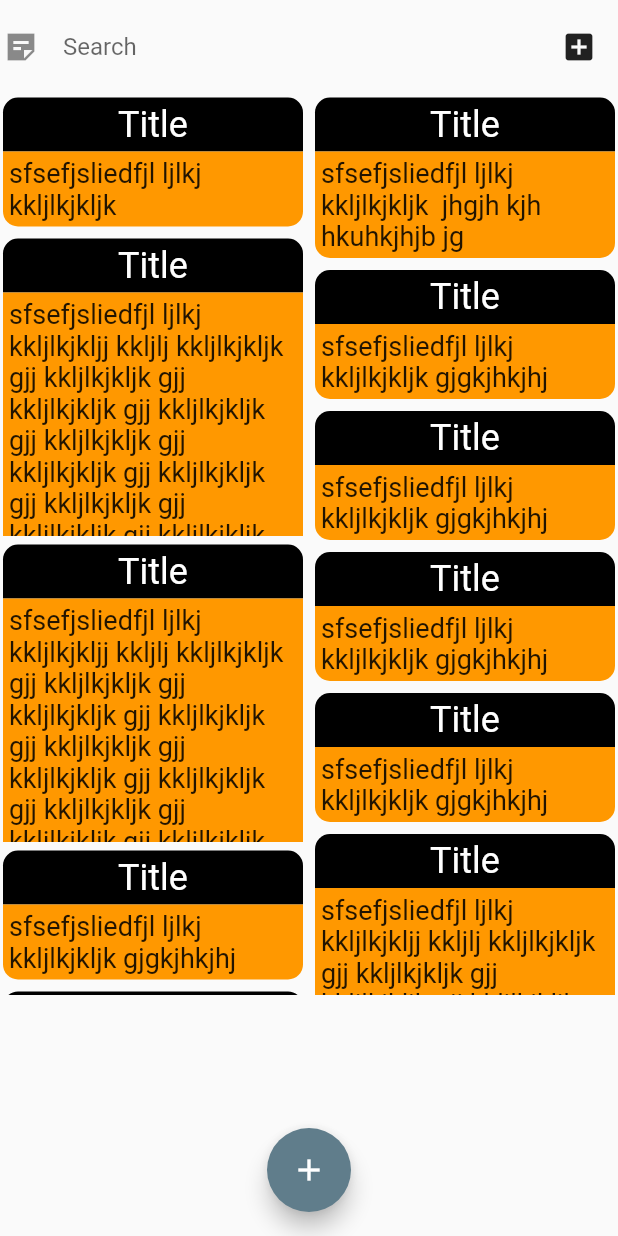
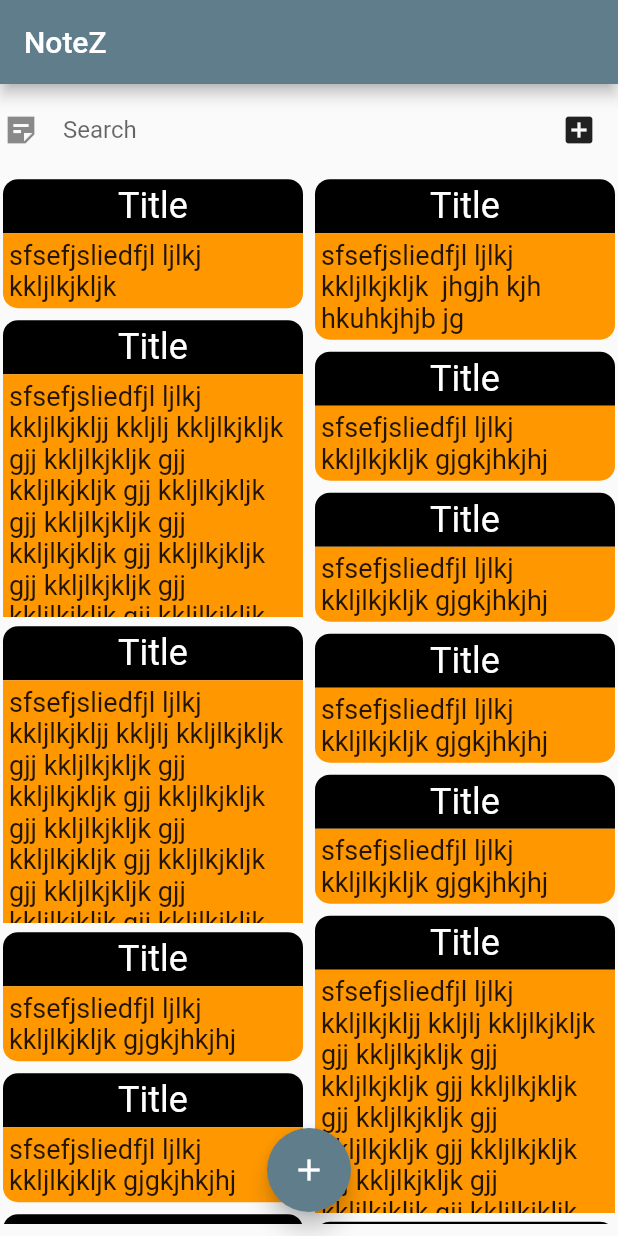
Before and after one commit to Sujoy-2811/notez_app, a Flutter app: the screen it shows after launch, on a phone screen of 412 x 824 dp. Run offline on Flutter 3.47's test engine with Material 2 defaults, Android fonts, the phone set to English and light mode, and no system bars.

Commit message:
save point

```diff
--- a/lib/main.dart
+++ b/lib/main.dart
@@ -1,5 +1,6 @@
 import 'package:flutter/material.dart';
 import 'package:notez_app/provider/notesData.dart';
+import 'package:notez_app/screen/newNote.dart';
 import 'package:provider/provider.dart';
 import './screen/homePage.dart';
 
@@ -19,6 +20,9 @@ class MyApp extends StatelessWidget {
           primarySwatch: Colors.blueGrey,
         ),
         home: MyHomePage(),
+        routes: {
+          NewNote.route: (ctx) => NewNote(),
+        },
       ),
     );
   }
--- a/lib/screen/homePage.dart
+++ b/lib/screen/homePage.dart
@@ -1,6 +1,7 @@
 import 'package:flutter/material.dart';
 import 'package:flutter_staggered_grid_view/flutter_staggered_grid_view.dart';
 import 'package:notez_app/provider/notesData.dart';
+import 'package:notez_app/screen/newNote.dart';
 import 'package:notez_app/widget/customAppBar.dart';
 
 import 'package:notez_app/widget/note.dart';
@@ -13,22 +14,38 @@ class MyHomePage extends StatelessWidget {
   //   // 'sfsefjsliedfjl ljlkj kkljlkjkljj kkljlj kkljlkjkljk gjj kkljlkjkljk gjj kkljlkjkljk gjj kkljlkjkljk gjj kkljlkjkljk gjj kkljlkjkljk gjj kkljlkjkljk gjj kkljlkjkljk gjj kkljlkjkljk gjj kkljlkjkljk gjj kkljlkjkljk gjj kkljlkjkljk gjj kkljlkjkljk gjkjkljk gjj kkljlkjkljk gjj kkljlkjkljk gjj kkljlkjkljk gjj kkljlkjkljk gjj kkljlkjkljk gjj kkljlkjkljk gjj kkljlkjkljk gjk jgujhkjh khh ',
   //   // 'sfsefjsliedfjl ljlkj kkljlkjkljk gjgkjhkjhj',
   //   // 'sfsefjsliedfjl ljlkj kkljlkjkljk gjgkjhkjhj',
-  // ];
 
   @override
   Widget build(BuildContext context) {
+    // ];
+    final appBar = AppBar(
+      title: Text("NoteZ"),
+    );
+    final appBarSize = appBar.preferredSize.height;
+
     final ProductData = Provider.of<NotesData>(context);
     final notes = ProductData.getData();
     print(notes);
     return Scaffold(
+      resizeToAvoidBottomInset: false,
+      appBar: appBar,
       // backgroundColor: Colors.black,
       body: SafeArea(
         child: Column(
           children: [
-            CustomAppBar(),
+            Container(
+              child: CustomAppBar(),
+              height: (MediaQuery.of(context).size.height -
+                      appBarSize -
+                      MediaQuery.of(context).padding.top) *
+                  0.08,
+            ),
             Container(
               // -change heights
-              height: 600,
+              height: (MediaQuery.of(context).size.height -
+                      appBarSize -
+                      MediaQuery.of(context).padding.top) *
+                  0.91,
               child: StaggeredGridView.countBuilder(
                 crossAxisCount: 2,
                 itemCount: notes.length,
@@ -45,7 +62,9 @@ class MyHomePage extends StatelessWidget {
       ),
       floatingActionButtonLocation: FloatingActionButtonLocation.centerFloat,
       floatingActionButton: FloatingActionButton(
-        onPressed: () {},
+        onPressed: () {
+          Navigator.of(context).pushNamed(NewNote.route);
+        },
         child: Icon(Icons.add),
       ),
     );
--- a/lib/widget/customAppBar.dart
+++ b/lib/widget/customAppBar.dart
@@ -1,6 +1,9 @@
 import 'package:flutter/material.dart';
+import 'package:notez_app/screen/newNote.dart';
 
 class CustomAppBar extends StatelessWidget {
+  // final appBarSize;
+  // CustomAppBar(this.appBarSize)
   @override
   Widget build(BuildContext context) {
     return Container(
@@ -21,7 +24,12 @@ class CustomAppBar extends StatelessWidget {
               ),
             ),
           ),
-          IconButton(onPressed: () {}, icon: Icon(Icons.add_box)),
+          IconButton(
+              onPressed: () {
+                // Navigator.of(context).pop();
+                Navigator.of(context).pushNamed(NewNote.route);
+              },
+              icon: Icon(Icons.add_box)),
         ],
       ),
     );
```
Also changed, not shown: lib/screen/newNote.dart (+11 -0 lines).
